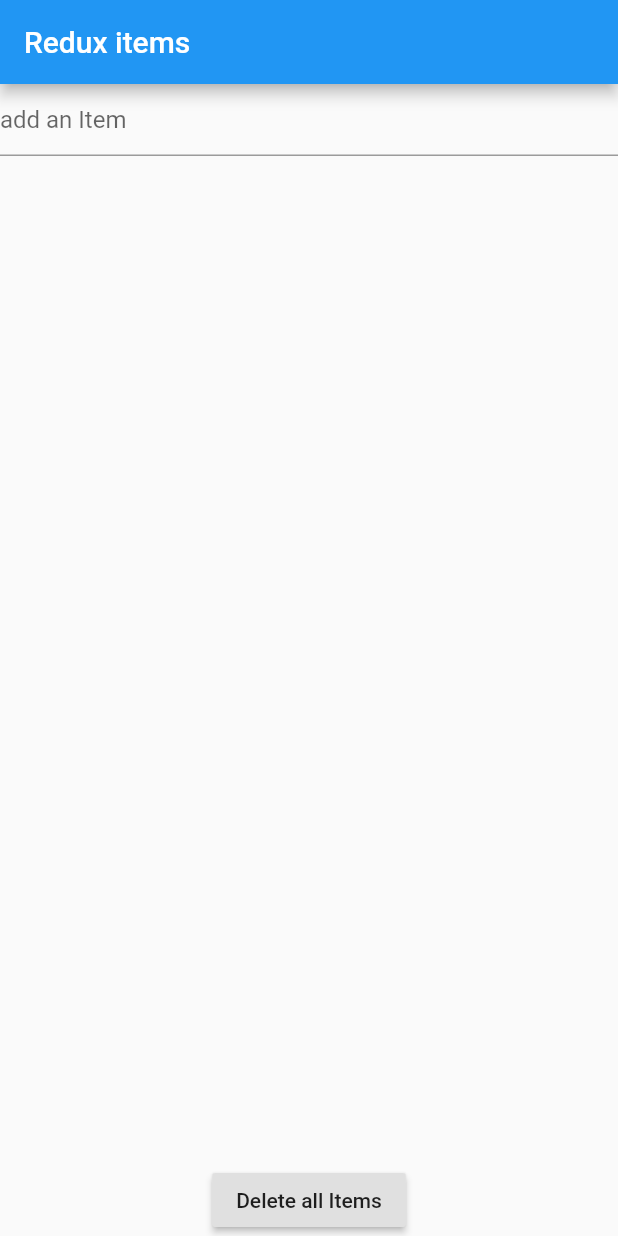
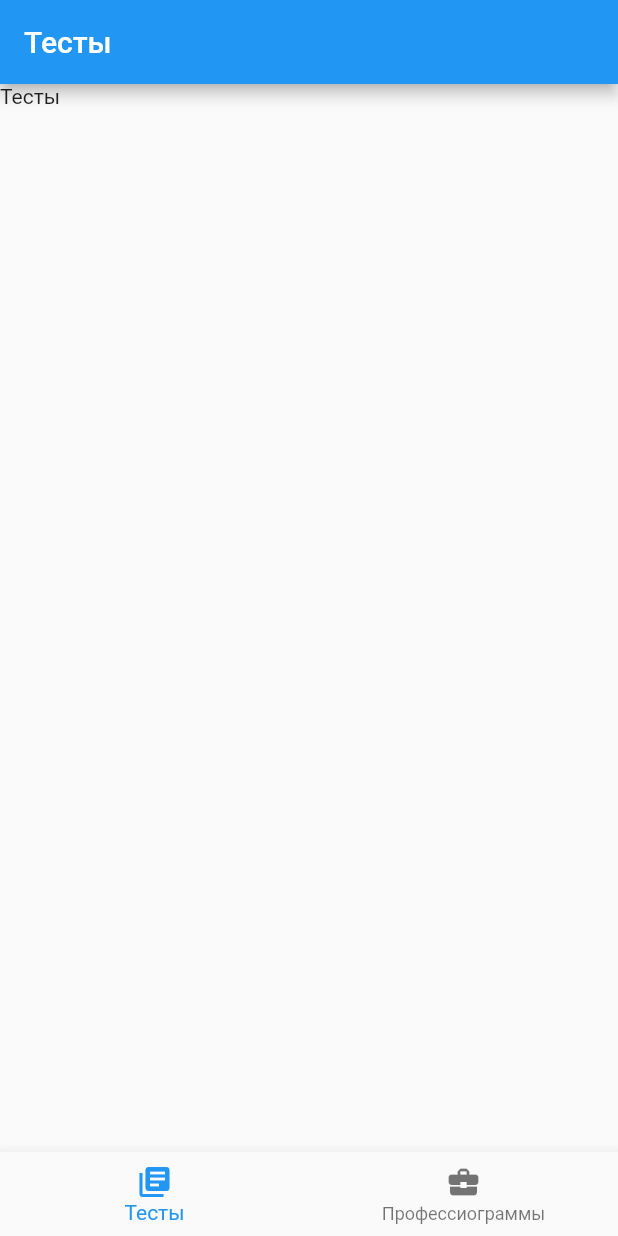
Before and after one commit to cjrsgu/career-guidance-app, a Flutter app: the screen it shows after launch, on a phone screen of 412 x 824 dp. Run offline on Flutter 3.47's test engine with Material 2 defaults, Android fonts, the phone set to English and light mode, and no system bars; our stand-ins replace flutter_redux, redux, redux_thunk.

```diff
--- a/lib/main.dart
+++ b/lib/main.dart
@@ -1,36 +1,81 @@
 import 'package:flutter/material.dart';
 
+import 'package:career_guidance/professiogramsScreen.dart';
 import 'package:flutter_redux/flutter_redux.dart';
 import 'package:redux/redux.dart';
+import 'package:redux_thunk/redux_thunk.dart';
 
 import 'package:career_guidance/model/model.dart';
-import 'package:career_guidance/redux/actions.dart';
 import 'package:career_guidance/redux/reducers.dart';
 
-void main() => runApp(MyApp());
+void main() => runApp(App());
 
-class MyApp extends StatelessWidget {
-  // This widget is the root of your application.
+class App extends StatelessWidget {
   @override
   Widget build(BuildContext context) {
     final Store<AppState> store = Store<AppState>(
       appStateReducer,
       initialState: AppState.initialState(),
+      middleware: [thunkMiddleware],
     );
 
     return StoreProvider<AppState>(
       store: store,
-      child: MaterialApp(
-        title: 'Flutter Demo',
-        theme: ThemeData(
-          primarySwatch: Colors.blue,
-        ),
-        home: MyHomePage(),
-      ),
+      child: Root(),
     );
   }
 }
 
+class Root extends StatefulWidget {
+  @override
+  State<StatefulWidget> createState() {
+    return RootState();
+  }
+}
+
+class RootState extends State<Root> {
+  int _selectedPage = 0;
+  final _pageOptions = [
+    Text('Тесты'),
+    ProfessiogramsScreen(),
+  ];
+
+  final _pageTitles = [
+    Text('Тесты'),
+    Text('Профессиограммы'),
+  ];
+
+  @override
+  Widget build(BuildContext context) {
+    return MaterialApp(
+        title: 'Профориентация',
+        theme: ThemeData(
+          primarySwatch: Colors.blue,
+        ),
+        home: Scaffold(
+          appBar: AppBar(title: _pageTitles[_selectedPage]),
+          body: _pageOptions[_selectedPage],
+          bottomNavigationBar: BottomNavigationBar(
+              currentIndex: _selectedPage,
+              onTap: (int index) {
+                setState(() {
+                  _selectedPage = index;
+                });
+              },
+              items: [
+                BottomNavigationBarItem(
+                  icon: Icon(Icons.library_books),
+                  title: _pageTitles[0],
+                ),
+                BottomNavigationBarItem(
+                  icon: Icon(Icons.business_center),
+                  title: _pageTitles[1],
+                ),
+              ]),
+        ));
+  }
+}
+/*
 class MyHomePage extends StatelessWidget {
   @override
   Widget build(BuildContext context) {
@@ -146,3 +191,5 @@ class _ViewModel {
     );
   }
 }
+
+ */
--- a/lib/model/model.dart
+++ b/lib/model/model.dart
@@ -1,28 +1,54 @@
 import 'package:flutter/foundation.dart';
 
-class Item {
-  final int id;
-  final String body;
+class Professiogram {
+  // final int id;
+  final String name;
+  final String description;
+  final String knowledge;
+  final String importantProperty;
+  final String medicalContraindications;
+  final String ways;
 
-  Item({
-    @required this.id,
-    @required this.body,
+  Professiogram({
+    // @required this.id,
+    @required this.name,
+    @required this.description,
+    @required this.knowledge,
+    @required this.importantProperty,
+    @required this.medicalContraindications,
+    @required this.ways,
   });
 
-  Item copyWith({int id, String body}) {
-    return Item(
-      id: id ?? this.id,
-      body: body ?? this.body,
+  factory Professiogram.fromJson(dynamic parsedJson){
+    return Professiogram(
+    name:parsedJson['name'],
+     description:parsedJson['description'],
+     knowledge:parsedJson['knowledge'],
+     importantProperty:parsedJson['importantProperty'],
+     medicalContraindications:parsedJson['medicalContraindications'],
+    ways: parsedJson['ways'],
+    );
+  }
+
+  Professiogram copyWith({int id, String name}) {
+    return Professiogram(
+      // id: id ?? this.id,
+      name: name ?? this.name,
+      description: description ?? this.description,
+      knowledge: knowledge ?? this.knowledge,
+      importantProperty: importantProperty ?? this.importantProperty,
+      medicalContraindications: medicalContraindications ?? this.medicalContraindications,
+      ways: ways ?? this.ways,
     );
   }
 }
 
 class AppState {
-  final List<Item> items;
+  final List<Professiogram> professiograms;
 
   AppState({
-    @required this.items,
+    @required this.professiograms,
   });
 
-  AppState.initialState() : items = List.unmodifiable(<Item>[]);
+  AppState.initialState() : professiograms = List.unmodifiable(<Professiogram>[]);
 }
--- a/lib/redux/actions.dart
+++ b/lib/redux/actions.dart
@@ -1,20 +1,12 @@
 import 'package:career_guidance/model/model.dart';
 
-class AddItemAction {
-  static int _id = 0;
-  final String item;
+class SetProfessiogramsFromJsonAction {
+  // int _id;
+  List<Professiogram> _professiograms;
 
-  AddItemAction(this.item) {
-    _id++;
+  SetProfessiogramsFromJsonAction(item) {
+    this._professiograms =  List<Professiogram>.generate(item.length, (i) => Professiogram.fromJson(item[i]));
   }
 
-  int get id => _id;
+  List<Professiogram> get professiograms => _professiograms;
 }
-
-class RemoveItemAction {
-  final Item item;
-
-  RemoveItemAction(this.item);
-}
-
-class RemoveItemsAction {}
--- a/lib/redux/reducers.dart
+++ b/lib/redux/reducers.dart
@@ -3,23 +3,16 @@ import 'package:career_guidance/redux/actions.dart';
 
 AppState appStateReducer(AppState state, action) {
   return AppState(
-    items: itemReducer(state.items, action),
+    professiograms: professiogramReducer(state.professiograms, action),
   );
 }
 
-List<Item> itemReducer(List<Item> state, action) {
-  if (action is AddItemAction) {
+List<Professiogram> professiogramReducer(List<Professiogram> state, action) {
+  if (action is SetProfessiogramsFromJsonAction) {
+    print('gerter');
     return []
       ..addAll(state)
-      ..add(Item(id: action.id, body: action.item));
-  }
-
-  if (action is RemoveItemAction) {
-    return List.unmodifiable(List.from(state)..remove(action.item));
-  }
-
-  if (action is RemoveItemsAction) {
-    return List.unmodifiable([]);
+      ..addAll(action.professiograms);
   }
 
   return state;
--- a/pubspec.yaml
+++ b/pubspec.yaml
@@ -20,6 +20,7 @@ dependencies:
   flutter:
     sdk: flutter
   flutter_redux: ^0.5.3
+  redux_thunk: ^0.2.1
 
   # The following adds the Cupertino Icons font to your application.
   # Use with the CupertinoIcons class for iOS style icons.
@@ -42,7 +43,8 @@ flutter:
   uses-material-design: true
 
   # To add assets to your application, add an assets section, like this:
-  # assets:
+  assets:
+    - assets/professiograms.json
   #  - images/a_dot_burr.jpeg
   #  - images/a_dot_ham.jpeg
 
```
Also changed, not shown: assets/professiograms.json (added, +31 -0 lines), lib/professiogramScreen.dart (added, +61 -0 lines), lib/professiogramsScreen.dart (added, +101 -0 lines), lib/testsScreen.dart (added, +30 -0 lines), pubspec.lock.
